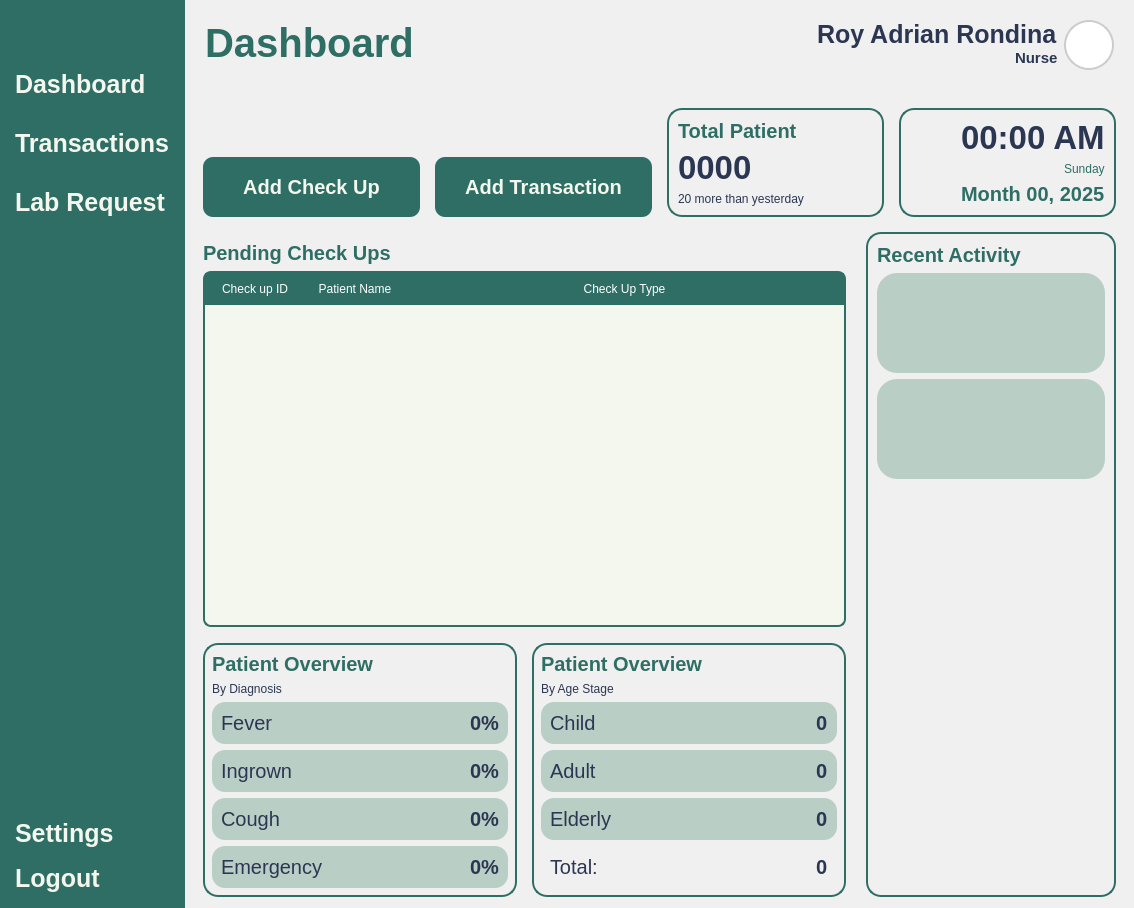
VinsmokeSanji69/COVACHA_CLINIC_SYSTEM, file Views/Staff_Dashboard.ui: the form before one commit.
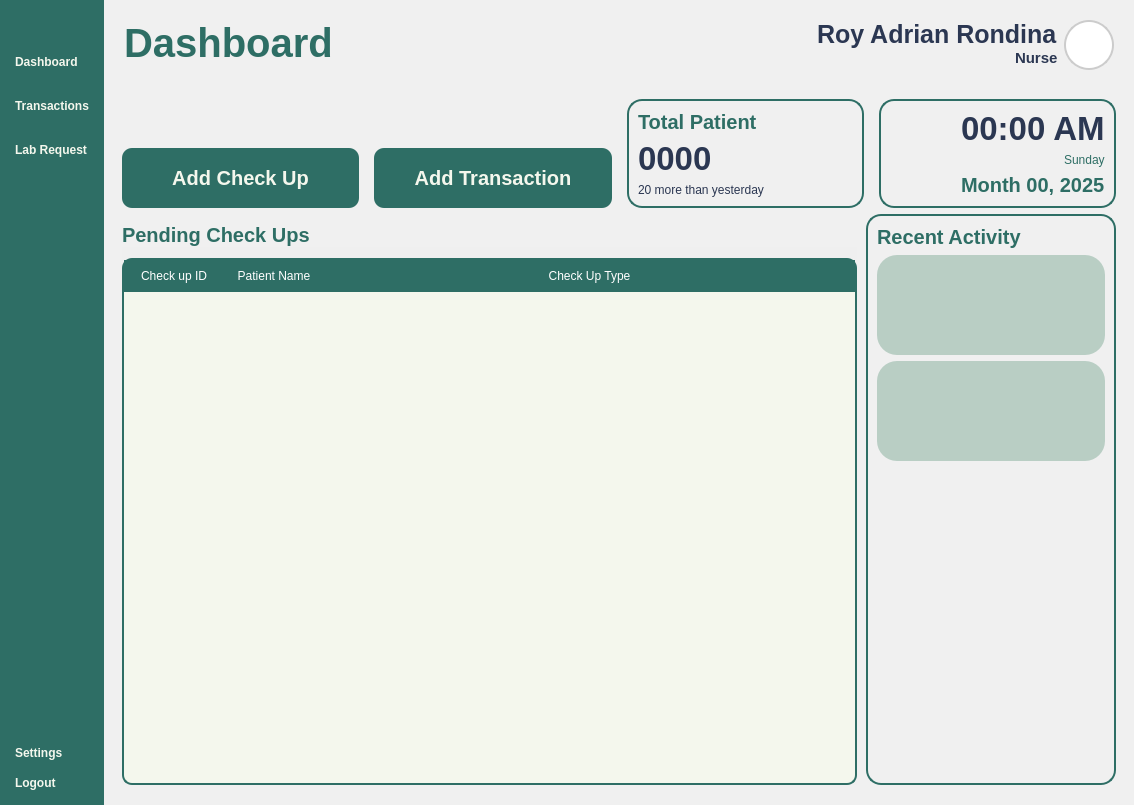
The form after the commit. Icons and pictures are not drawn.

```diff
--- a/Views/Staff_Dashboard.ui
+++ b/Views/Staff_Dashboard.ui
@@ -7,7 +7,7 @@
     <x>0</x>
     <y>0</y>
     <width>1134</width>
-    <height>908</height>
+    <height>805</height>
    </rect>
   </property>
   <property name="windowTitle">
@@ -20,11 +20,10 @@
 	border: 0px;
 }
 QPushButton {
-	font: 900 10pt &quot;Satoshi Black&quot;;
+	font: 900 16pt &quot;Satoshi Black&quot;;
 	background-color: transparent;
  	border-radius: 10px;
 	font-weight: bold;	
-	font-size: 25px;
 	color: #F4F7ED;
 	text-align: left;
 	padding: 5px 5px;
@@ -42,9 +41,6 @@
 	background: transparent;
 }
 
-#MainBodyContainer {
-	background-color: #f0f0f0;
-}
 </string>
   </property>
   <layout class="QHBoxLayout" name="horizontalLayout">
@@ -130,6 +126,12 @@
         </property>
         <item>
          <widget class="QPushButton" name="DashboardButton">
+          <property name="styleSheet">
+           <string notr="true">QPushButton{
+	font: 900 20pt &quot;Satoshi Black&quot;;	
+}
+</string>
+          </property>
           <property name="text">
            <string>Dashboard</string>
           </property>
@@ -463,8 +465,11 @@
          </sizepolicy>
         </property>
         <layout class="QVBoxLayout" name="verticalLayout_2">
+         <property name="topMargin">
+          <number>0</number>
+         </property>
          <property name="bottomMargin">
-          <number>11</number>
+          <number>20</number>
          </property>
          <item>
           <widget class="QWidget" name="TopOverview" native="true">
@@ -501,6 +506,9 @@
             <property name="spacing">
              <number>15</number>
             </property>
+            <property name="bottomMargin">
+             <number>0</number>
+            </property>
             <item alignment="Qt::AlignBottom">
              <widget class="QPushButton" name="AddCheckUpButton">
               <property name="minimumSize">
@@ -672,9 +680,9 @@
               <property name="frameShadow">
                <enum>QFrame::Raised</enum>
               </property>
-              <layout class="QVBoxLayout" name="verticalLayout_7">
-               <property name="rightMargin">
-                <number>20</number>
+              <layout class="QVBoxLayout" name="verticalLayout_10">
+               <property name="spacing">
+                <number>0</number>
                </property>
                <property name="bottomMargin">
                 <number>0</number>
@@ -687,18 +695,66 @@
                 </widget>
                </item>
                <item>
-                <widget class="QTableWidget" name="PendingTable">
+                <widget class="QScrollArea" name="scrollArea">
                  <property name="styleSheet">
-                  <string notr="true">QTableWidget {
+                  <string notr="true">QScrollBar:vertical {
+     background: transparent;
+     width: 10px;
+	border-radius: 5px;
+}
+QScrollBar::handle:vertical {
+    	background: #C0C0C0;
+    	border-radius: 5px;
+}
+QScrollBar::handle:vertical:hover {
+    	background: #A0A0A0;
+}
+QScrollBar::add-line:vertical,
+QScrollBar::sub-line:vertical{
+    	background: none;
+    	border: none;
+}</string>
+                 </property>
+                 <property name="widgetResizable">
+                  <bool>true</bool>
+                 </property>
+                 <widget class="QWidget" name="scrollAreaWidgetContents">
+                  <property name="geometry">
+                   <rect>
+                    <x>0</x>
+                    <y>0</y>
+                    <width>576</width>
+                    <height>522</height>
+                   </rect>
+                  </property>
+                  <layout class="QVBoxLayout" name="verticalLayout_7">
+                   <property name="spacing">
+                    <number>0</number>
+                   </property>
+                   <property name="leftMargin">
+                    <number>0</number>
+                   </property>
+                   <property name="topMargin">
+                    <number>11</number>
+                   </property>
+                   <property name="rightMargin">
+                    <number>0</number>
+                   </property>
+                   <property name="bottomMargin">
+                    <number>0</number>
+                   </property>
+                   <item>
+                    <widget class="QTableWidget" name="PendingTable">
+                     <property name="styleSheet">
+                      <string notr="true">QTableWidget {
 	background-color: #F4F7ED;
 	gridline-color: transparent;
-	border-radius: 8px;
+	border-radius: 10px;
 	border: 2px solid #2E6E65;
 }
 QTableWidget::item {
 	border: none;
-	font:500 16pt &quot;Satoshi&quot;;
-	color: #2B3752;
+	font: 16pt &quot;Lexend&quot;;
 }
 QTableWidget::item:selected {
 	background-color: rgba(46, 110, 101, 0.3);
@@ -707,28 +763,32 @@
 	background-color: #2E6E65;
 	color: white;
 	padding: 5px;
-	font: 700 15pt &quot;Satoshi&quot;;
+	font: 18px &quot;Lexend Medium&quot;;
 	border: 2px solid #2E6E65;
 }</string>
-                 </property>
-                 <attribute name="horizontalHeaderStretchLastSection">
-                  <bool>true</bool>
-                 </attribute>
-                 <column>
-                  <property name="text">
-                   <string>Check up ID</string>
-                  </property>
-                 </column>
-                 <column>
-                  <property name="text">
-                   <string>Patient Name</string>
-                  </property>
-                 </column>
-                 <column>
-                  <property name="text">
-                   <string>Check Up Type</string>
-                  </property>
-                 </column>
+                     </property>
+                     <attribute name="horizontalHeaderStretchLastSection">
+                      <bool>true</bool>
+                     </attribute>
+                     <column>
+                      <property name="text">
+                       <string>Check up ID</string>
+                      </property>
+                     </column>
+                     <column>
+                      <property name="text">
+                       <string>Patient Name</string>
+                      </property>
+                     </column>
+                     <column>
+                      <property name="text">
+                       <string>Check Up Type</string>
+                      </property>
+                     </column>
+                    </widget>
+                   </item>
+                  </layout>
+                 </widget>
                 </widget>
                </item>
                <item>
@@ -797,371 +857,6 @@
                   <property name="bottomMargin">
                    <number>0</number>
                   </property>
-                  <item>
-                   <widget class="QFrame" name="PatientOverview">
-                    <property name="sizePolicy">
-                     <sizepolicy hsizetype="Preferred" vsizetype="Preferred">
-                      <horstretch>0</horstretch>
-                      <verstretch>0</verstretch>
-                     </sizepolicy>
-                    </property>
-                    <property name="frameShape">
-                     <enum>QFrame::StyledPanel</enum>
-                    </property>
-                    <property name="frameShadow">
-                     <enum>QFrame::Raised</enum>
-                    </property>
-                    <layout class="QHBoxLayout" name="horizontalLayout_6">
-                     <property name="spacing">
-                      <number>15</number>
-                     </property>
-                     <property name="leftMargin">
-                      <number>0</number>
-                     </property>
-                     <property name="topMargin">
-                      <number>10</number>
-                     </property>
-                     <property name="rightMargin">
-                      <number>0</number>
-                     </property>
-                     <property name="bottomMargin">
-                      <number>0</number>
-                     </property>
-                     <item>
-                      <widget class="QWidget" name="DiagnosisOverview" native="true">
-                       <property name="sizePolicy">
-                        <sizepolicy hsizetype="Expanding" vsizetype="Preferred">
-                         <horstretch>0</horstretch>
-                         <verstretch>0</verstretch>
-                        </sizepolicy>
-                       </property>
-                       <layout class="QVBoxLayout" name="verticalLayout_10">
-                        <item>
-                         <widget class="QLabel" name="label_4">
-                          <property name="sizePolicy">
-                           <sizepolicy hsizetype="Preferred" vsizetype="Maximum">
-                            <horstretch>0</horstretch>
-                            <verstretch>0</verstretch>
-                           </sizepolicy>
-                          </property>
-                          <property name="text">
-                           <string>Patient Overview</string>
-                          </property>
-                         </widget>
-                        </item>
-                        <item alignment="Qt::AlignTop">
-                         <widget class="QLabel" name="ByDiagnosisLabel">
-                          <property name="sizePolicy">
-                           <sizepolicy hsizetype="Preferred" vsizetype="Maximum">
-                            <horstretch>0</horstretch>
-                            <verstretch>0</verstretch>
-                           </sizepolicy>
-                          </property>
-                          <property name="text">
-                           <string>By Diagnosis</string>
-                          </property>
-                         </widget>
-                        </item>
-                        <item alignment="Qt::AlignTop">
-                         <widget class="QFrame" name="frame">
-                          <property name="sizePolicy">
-                           <sizepolicy hsizetype="Expanding" vsizetype="Maximum">
-                            <horstretch>0</horstretch>
-                            <verstretch>0</verstretch>
-                           </sizepolicy>
-                          </property>
-                          <property name="frameShape">
-                           <enum>QFrame::StyledPanel</enum>
-                          </property>
-                          <property name="frameShadow">
-                           <enum>QFrame::Raised</enum>
-                          </property>
-                          <layout class="QHBoxLayout" name="horizontalLayout_7">
-                           <item>
-                            <widget class="QLabel" name="Diagnosis1">
-                             <property name="text">
-                              <string>Fever</string>
-                             </property>
-                            </widget>
-                           </item>
-                           <item alignment="Qt::AlignRight">
-                            <widget class="QLabel" name="DiagnosisPercentage1">
-                             <property name="text">
-                              <string>0%</string>
-                             </property>
-                            </widget>
-                           </item>
-                          </layout>
-                         </widget>
-                        </item>
-                        <item alignment="Qt::AlignTop">
-                         <widget class="QFrame" name="frame_2">
-                          <property name="sizePolicy">
-                           <sizepolicy hsizetype="Expanding" vsizetype="Maximum">
-                            <horstretch>0</horstretch>
-                            <verstretch>0</verstretch>
-                           </sizepolicy>
-                          </property>
-                          <property name="frameShape">
-                           <enum>QFrame::StyledPanel</enum>
-                          </property>
-                          <property name="frameShadow">
-                           <enum>QFrame::Raised</enum>
-                          </property>
-                          <layout class="QHBoxLayout" name="horizontalLayout_8">
-                           <item>
-                            <widget class="QLabel" name="Diagnosis2">
-                             <property name="text">
-                              <string>Ingrown</string>
-                             </property>
-                            </widget>
-                           </item>
-                           <item alignment="Qt::AlignRight">
-                            <widget class="QLabel" name="DiagnosisPercentage2">
-                             <property name="text">
-                              <string>0%</string>
-                             </property>
-                            </widget>
-                           </item>
-                          </layout>
-                         </widget>
-                        </item>
-                        <item alignment="Qt::AlignTop">
-                         <widget class="QFrame" name="frame_5">
-                          <property name="sizePolicy">
-                           <sizepolicy hsizetype="Expanding" vsizetype="Maximum">
-                            <horstretch>0</horstretch>
-                            <verstretch>0</verstretch>
-                           </sizepolicy>
-                          </property>
-                          <property name="frameShape">
-                           <enum>QFrame::StyledPanel</enum>
-                          </property>
-                          <property name="frameShadow">
-                           <enum>QFrame::Raised</enum>
-                          </property>
-                          <layout class="QHBoxLayout" name="horizontalLayout_9">
-                           <item>
-                            <widget class="QLabel" name="Diagnosis3">
-                             <property name="text">
-                              <string>Cough</string>
-                             </property>
-                            </widget>
-                           </item>
-                           <item alignment="Qt::AlignRight">
-                            <widget class="QLabel" name="DiagnosisPercentage3">
-                             <property name="text">
-                              <string>0%</string>
-                             </property>
-                            </widget>
-                           </item>
-                          </layout>
-                         </widget>
-                        </item>
-                        <item alignment="Qt::AlignTop">
-                         <widget class="QFrame" name="frame_7">
-                          <property name="sizePolicy">
-                           <sizepolicy hsizetype="Expanding" vsizetype="Maximum">
-                            <horstretch>0</horstretch>
-                            <verstretch>0</verstretch>
-                           </sizepolicy>
-                          </property>
-                          <property name="frameShape">
-                           <enum>QFrame::StyledPanel</enum>
-                          </property>
-                          <property name="frameShadow">
-                           <enum>QFrame::Raised</enum>
-                          </property>
-                          <layout class="QHBoxLayout" name="horizontalLayout_10">
-                           <item>
-                            <widget class="QLabel" name="Diagnosis4">
-                             <property name="text">
-                              <string>Emergency</string>
-                             </property>
-                            </widget>
-                           </item>
-                           <item alignment="Qt::AlignRight">
-                            <widget class="QLabel" name="DiagnosisPercentage4">
-                             <property name="text">
-                              <string>0%</string>
-                             </property>
-                            </widget>
-                           </item>
-                          </layout>
-                         </widget>
-                        </item>
-                       </layout>
-                      </widget>
-                     </item>
-                     <item>
-                      <widget class="QWidget" name="AgeStageOverview" native="true">
-                       <property name="sizePolicy">
-                        <sizepolicy hsizetype="Expanding" vsizetype="Preferred">
-                         <horstretch>0</horstretch>
-                         <verstretch>0</verstretch>
-                        </sizepolicy>
-                       </property>
-                       <layout class="QVBoxLayout" name="verticalLayout_11">
-                        <item>
-                         <widget class="QLabel" name="label_3">
-                          <property name="sizePolicy">
-                           <sizepolicy hsizetype="Preferred" vsizetype="Maximum">
-                            <horstretch>0</horstretch>
-                            <verstretch>0</verstretch>
-                           </sizepolicy>
-                          </property>
-                          <property name="text">
-                           <string>Patient Overview</string>
-                          </property>
-                         </widget>
-                        </item>
-                        <item alignment="Qt::AlignTop">
-                         <widget class="QLabel" name="ByAgeStageLabel">
-                          <property name="sizePolicy">
-                           <sizepolicy hsizetype="Preferred" vsizetype="Maximum">
-                            <horstretch>0</horstretch>
-                            <verstretch>0</verstretch>
-                           </sizepolicy>
-                          </property>
-                          <property name="text">
-                           <string>By Age Stage</string>
-                          </property>
-                         </widget>
-                        </item>
-                        <item alignment="Qt::AlignTop">
-                         <widget class="QFrame" name="frame_8">
-                          <property name="sizePolicy">
-                           <sizepolicy hsizetype="Expanding" vsizetype="Maximum">
-                            <horstretch>0</horstretch>
-                            <verstretch>0</verstretch>
-                           </sizepolicy>
-                          </property>
-                          <property name="frameShape">
-                           <enum>QFrame::StyledPanel</enum>
-                          </property>
-                          <property name="frameShadow">
-                           <enum>QFrame::Raised</enum>
-                          </property>
-                          <layout class="QHBoxLayout" name="horizontalLayout_11">
-                           <item>
-                            <widget class="QLabel" name="ChildLabel">
-                             <property name="text">
-                              <string>Child</string>
-                             </property>
-                            </widget>
-                           </item>
-                           <item alignment="Qt::AlignRight">
-                            <widget class="QLabel" name="ChildPercentage">
-                             <property name="text">
-                              <string>0</string>
-                             </property>
-                            </widget>
-                           </item>
-                          </layout>
-                         </widget>
-                        </item>
-                        <item alignment="Qt::AlignTop">
-                         <widget class="QFrame" name="frame_9">
-                          <property name="sizePolicy">
-                           <sizepolicy hsizetype="Expanding" vsizetype="Maximum">
-                            <horstretch>0</horstretch>
-                            <verstretch>0</verstretch>
-                           </sizepolicy>
-                          </property>
-                          <property name="frameShape">
-                           <enum>QFrame::StyledPanel</enum>
-                          </property>
-                          <property name="frameShadow">
-                           <enum>QFrame::Raised</enum>
-                          </property>
-                          <layout class="QHBoxLayout" name="horizontalLayout_12">
-                           <item>
-                            <widget class="QLabel" name="AdultLabel">
-                             <property name="text">
-                              <string>Adult</string>
-                             </property>
-                            </widget>
-                           </item>
-                           <item alignment="Qt::AlignRight">
-                            <widget class="QLabel" name="AdultPercentage">
-                             <property name="text">
-                              <string>0</string>
-                             </property>
-                            </widget>
-                           </item>
-                          </layout>
-                         </widget>
-                        </item>
-                        <item alignment="Qt::AlignTop">
-                         <widget class="QFrame" name="frame_10">
-                          <property name="sizePolicy">
-                           <sizepolicy hsizetype="Expanding" vsizetype="Maximum">
-                            <horstretch>0</horstretch>
-                            <verstretch>0</verstretch>
-                           </sizepolicy>
-                          </property>
-                          <property name="frameShape">
-                           <enum>QFrame::StyledPanel</enum>
-                          </property>
-                          <property name="frameShadow">
-                           <enum>QFrame::Raised</enum>
-                          </property>
-                          <layout class="QHBoxLayout" name="horizontalLayout_13">
-                           <item>
-                            <widget class="QLabel" name="ElderlyLabel">
-                             <property name="text">
-                              <string>Elderly</string>
-                             </property>
-                            </widget>
-                           </item>
-                           <item alignment="Qt::AlignRight">
-                            <widget class="QLabel" name="ElderlyPercentage">
-                             <property name="text">
-                              <string>0</string>
-                             </property>
-                            </widget>
-                           </item>
-                          </layout>
-                         </widget>
-                        </item>
-                        <item alignment="Qt::AlignTop">
-                         <widget class="QFrame" name="frame_12">
-                          <property name="sizePolicy">
-                           <sizepolicy hsizetype="Expanding" vsizetype="Maximum">
-                            <horstretch>0</horstretch>
-                            <verstretch>0</verstretch>
-                           </sizepolicy>
-                          </property>
-                          <property name="frameShape">
-                           <enum>QFrame::StyledPanel</enum>
-                          </property>
-                          <property name="frameShadow">
-                           <enum>QFrame::Raised</enum>
-                          </property>
-                          <layout class="QHBoxLayout" name="horizontalLayout_14">
-                           <item>
-                            <widget class="QLabel" name="TotalLabel">
-                             <property name="text">
-                              <string>Total:</string>
-                             </property>
-                            </widget>
-                           </item>
-                           <item alignment="Qt::AlignRight">
-                            <widget class="QLabel" name="TotalPercentage">
-                             <property name="text">
-                              <string>0</string>
-                             </property>
-                            </widget>
-                           </item>
-                          </layout>
-                         </widget>
-                        </item>
-                       </layout>
-                      </widget>
-                     </item>
-                    </layout>
-                   </widget>
-                  </item>
                  </layout>
                 </widget>
                </item>
```
Left out of the diff: 16 changed lines with no effect on the pictures.
